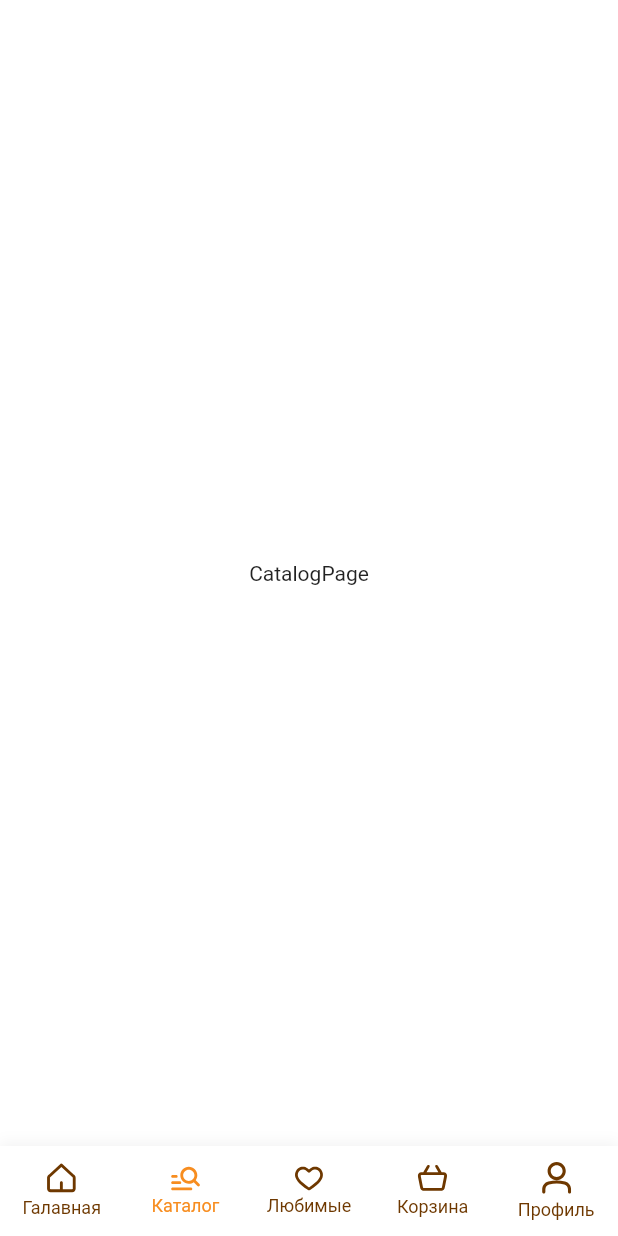
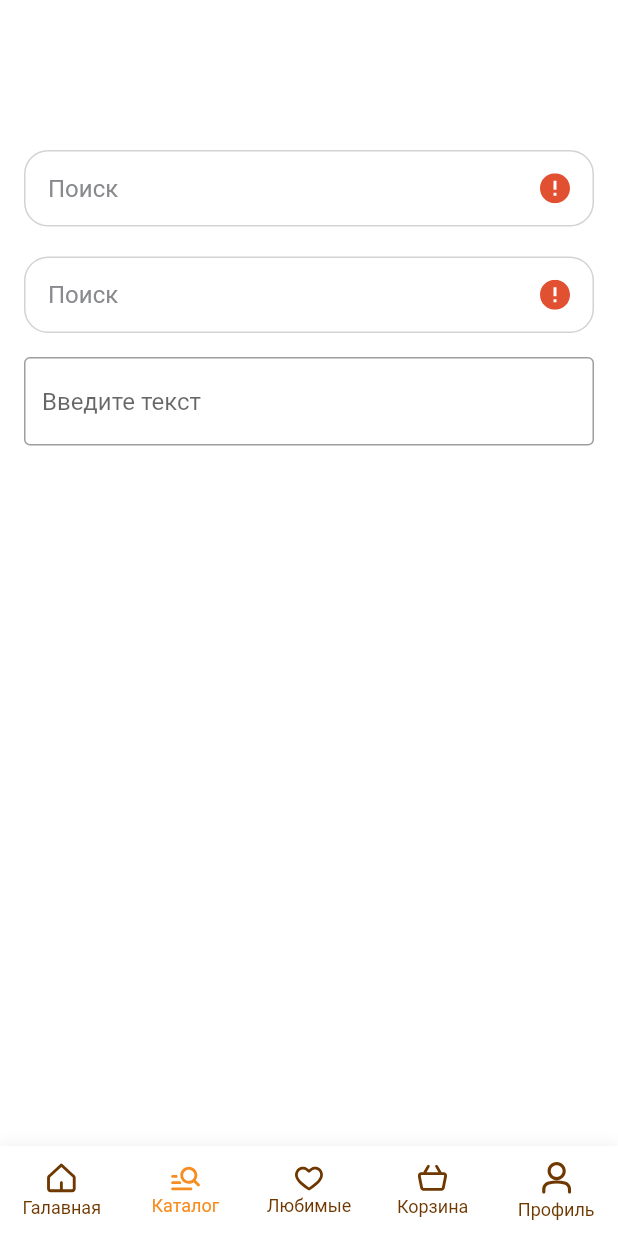
Before and after one commit to ArrGagiev/bread, a Flutter app: the screen it shows after launch, item 2 of the bottom bar chosen, on a phone screen of 412 x 824 dp. Run offline on Flutter 3.47's test engine with Material 3 defaults, Android fonts, the phone set to English and light mode, and no system bars; drawn by our look-alikes of persistent_bottom_nav_bar_v2; our stand-ins replace badges, dotted_border, flutter_svg; project files that could hold a hidden picture were left out.

Commit message:
работа над TextForm's приложения #1

```diff
--- a/lib/core/themes/dark_theme.dart
+++ b/lib/core/themes/dark_theme.dart
@@ -7,7 +7,6 @@ import 'package:flutter/material.dart';
 
 final ThemeData darkTheme = ThemeData(
   useMaterial3: false,
-  primarySwatch: Colors.orange,
   appBarTheme: darkAppBarTheme(),
   scaffoldBackgroundColor: AppColors.black,
   textTheme: darkTextTheme(),
--- a/lib/core/themes/light_theme.dart
+++ b/lib/core/themes/light_theme.dart
@@ -7,7 +7,6 @@ import 'package:flutter/material.dart';
 
 final ThemeData lightTheme = ThemeData(
   useMaterial3: false,
-  primarySwatch: Colors.orange,
   appBarTheme: appBarTheme(),
   scaffoldBackgroundColor: AppColors.white,
   textTheme: lightTextTheme(),
--- /dev/null
+++ b/lib/core/widgets/text_form/asd.dart
@@ -0,0 +1,55 @@
+import 'package:flutter/material.dart';
+
+class MyHomePage extends StatefulWidget {
+  const MyHomePage({Key? key}) : super(key: key);
+
+  @override
+  State<MyHomePage> createState() => _MyHomePageState();
+}
+
+class _MyHomePageState extends State<MyHomePage> {
+  final _formKey = GlobalKey<FormState>();
+  final _controller = TextEditingController();
+
+  void _onSubmit() {
+    _formKey.currentState!.validate();
+  }
+
+  @override
+  void dispose() {
+    _controller.dispose();
+    super.dispose();
+  }
+
+  @override
+  Widget build(BuildContext context) {
+    return Padding(
+      padding: const EdgeInsets.all(16.0),
+      child: Form(
+        key: _formKey,
+        child: TextFormField(
+          controller: _controller,
+          decoration: const InputDecoration(
+            hintText: 'Введите текст',
+            border: OutlineInputBorder(),
+            errorBorder: OutlineInputBorder(
+              borderSide: BorderSide(color: Colors.red),
+            ),
+            focusedErrorBorder: OutlineInputBorder(
+              borderSide: BorderSide(color: Colors.red),
+            ),
+          ),
+          validator: (value) {
+            if (value == '') return 'Поле не должно быть пустым';
+            return null;
+          },
+          onChanged: (text) {
+            setState(() {
+              _onSubmit();
+            });
+          },
+        ),
+      ),
+    );
+  }
+}
--- /dev/null
+++ b/lib/core/widgets/text_form/text_form_field.dart
@@ -0,0 +1,76 @@
+import 'dart:developer';
+
+import 'package:bread/core/constants/app_colors.dart';
+import 'package:bread/core/constants/app_typography.dart';
+import 'package:flutter/material.dart';
+import 'package:flutter_svg/svg.dart';
+
+class AppTextField extends StatefulWidget {
+  const AppTextField({
+    super.key,
+    required this.labelText,
+  });
+
+  final String labelText;
+
+  @override
+  State<AppTextField> createState() => _AppTextFieldState();
+}
+
+class _AppTextFieldState extends State<AppTextField> {
+  final GlobalKey<FormState> _formKey = GlobalKey<FormState>();
+  final TextEditingController _controller = TextEditingController();
+
+  void _onSubmit() {
+    log('validated');
+  }
+
+  @override
+  Widget build(BuildContext context) {
+    return Form(
+      key: _formKey,
+      child: TextFormField(
+        controller: _controller,
+        validator: (value) {},
+        onTapOutside: (PointerDownEvent event) {
+          FocusManager.instance.primaryFocus?.unfocus();
+        },
+        //todo: активный текст
+        style: AppTypography.bodyLarge,
+        //todo: при использовании multiline
+        maxLines: 1,
+        //todo: ---------------------------
+        decoration: InputDecoration(
+          //todo: бордеры
+          contentPadding: const EdgeInsets.all(16),
+          enabledBorder: _otlineBorder(color: AppColors.input),
+          errorBorder: _otlineBorder(color: AppColors.red),
+          focusedBorder: _otlineBorder(color: AppColors.orange),
+          disabledBorder: _otlineBorder(color: AppColors.disabled),
+          //todo: текст плавающего заголовка
+          labelText: widget.labelText,
+          alignLabelWithHint: true, //всегда наверху
+          labelStyle: AppTypography.bodyLarge.copyWith(color: AppColors.gray),
+          floatingLabelBehavior: FloatingLabelBehavior.auto,
+          floatingLabelStyle: AppTypography.bodySmall.copyWith(color: AppColors.gray),
+          //! текст при ошибке
+          errorStyle: AppTypography.bodySmall.copyWith(color: AppColors.red),
+          //! иконка ошибки
+          suffixIcon: Padding(
+            padding: const EdgeInsets.only(right: 16),
+            child: SvgPicture.asset('assets/icons/error_icon.svg'),
+          ),
+          suffixIconConstraints: const BoxConstraints(minWidth: 20, minHeight: 20),
+          //! ----------------
+        ),
+      ),
+    );
+  }
+
+  OutlineInputBorder _otlineBorder({required Color color}) {
+    return OutlineInputBorder(
+      borderRadius: const BorderRadius.all(Radius.circular(16)),
+      borderSide: BorderSide(color: color, width: 1),
+    );
+  }
+}
--- a/lib/features/pages/catalog/catalog_page.dart
+++ b/lib/features/pages/catalog/catalog_page.dart
@@ -1,3 +1,5 @@
+import 'package:bread/core/widgets/text_form/asd.dart';
+import 'package:bread/core/widgets/text_form/text_form_field.dart';
 import 'package:flutter/material.dart';
 
 class CatalogPage extends StatelessWidget {
@@ -5,6 +7,30 @@ class CatalogPage extends StatelessWidget {
 
   @override
   Widget build(BuildContext context) {
-    return const Center(child: Text('CatalogPage'));
+    return const Scaffold(
+      body: CustomScrollView(
+        slivers: [
+          SliverToBoxAdapter(child: SizedBox(height: 100)),
+          SliverToBoxAdapter(
+            child: Padding(
+              padding: EdgeInsets.symmetric(horizontal: 16),
+              child: AppTextField(
+                labelText: 'Поиск',
+              ),
+            ),
+          ),
+          SliverToBoxAdapter(child: SizedBox(height: 20)),
+          SliverToBoxAdapter(
+            child: Padding(
+              padding: EdgeInsets.symmetric(horizontal: 16),
+              child: AppTextField(
+                labelText: 'Поиск',
+              ),
+            ),
+          ),
+          SliverToBoxAdapter(child: MyHomePage()),
+        ],
+      ),
+    );
   }
 }
--- a/lib/features/pages/main/widgets/main_basic/popular_cards.dart
+++ b/lib/features/pages/main/widgets/main_basic/popular_cards.dart
@@ -6,7 +6,7 @@ class PopularCards extends StatelessWidget {
 
   final double horizontalPadding = 16;
   final String title = 'Популярное';
-  final double height = 240;
+  final double height = 245;
 
   @override
   Widget build(BuildContext context) {
--- a/lib/features/pages/main/widgets/main_basic/product_cards.dart
+++ b/lib/features/pages/main/widgets/main_basic/product_cards.dart
@@ -6,7 +6,7 @@ class ProductCards extends StatelessWidget {
 
   final double horizontalPadding = 16;
   final String title = 'Хиты продаж';
-  final double height = 240;
+  final double height = 245;
 
   @override
   Widget build(BuildContext context) {
```
Also changed, not shown: assets/icons/multiline_icon.svg (added).
